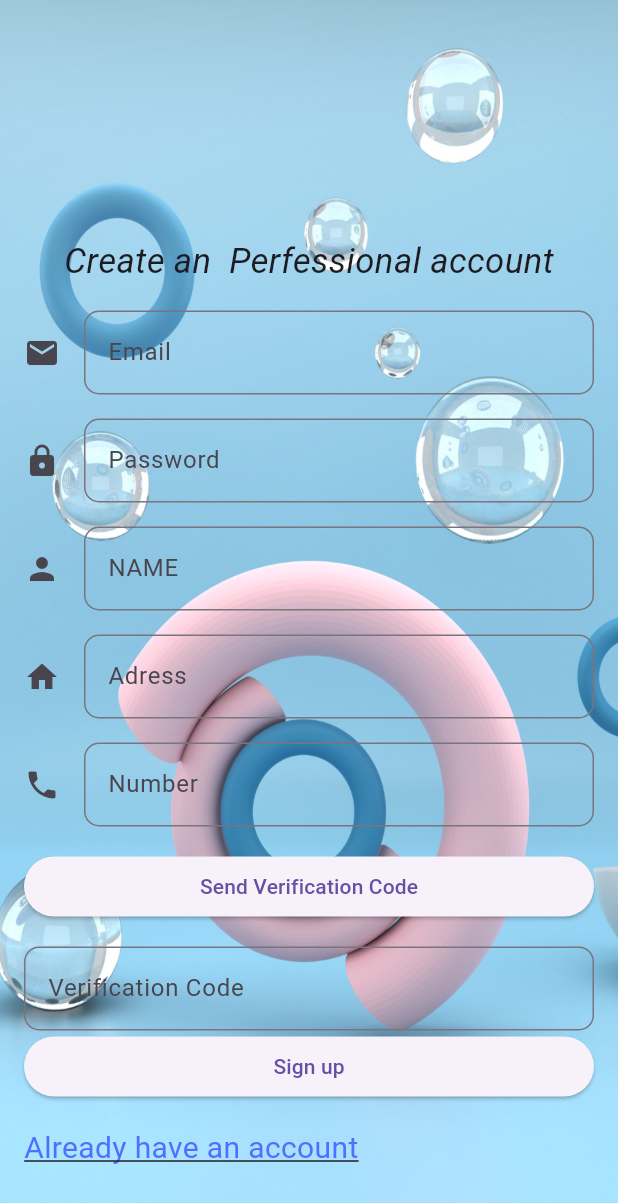
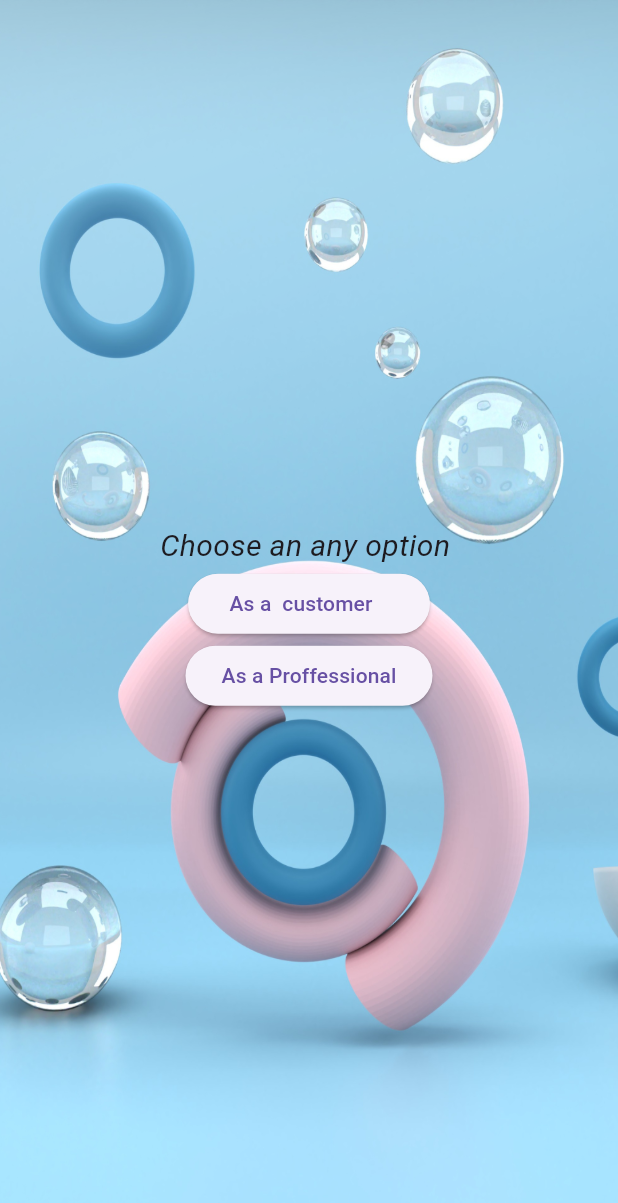
Before and after one commit to ItxAsim/chuttu, a Flutter app: the screen it shows after launch, on a phone screen of 412 x 824 dp. Shown: the top 1203 px of the screen. Run offline on Flutter 3.47's test engine with Material 3 defaults, Android fonts, the phone set to English and light mode, and no system bars; our stand-ins replace cloud_firestore, firebase_auth, firebase_core, firebase_storage, google_fonts, google_maps_flutter and 3 more; accounts and stored records are empty.

Commit message:
update main dart file use diffrent ui for web and other plateform slection page admin login page

```diff
--- a/lib/bottomnavigation.dart
+++ b/lib/bottomnavigation.dart
@@ -1,5 +1,5 @@
 
-import 'package:chuttu/admin%20console.dart';
+
 import 'package:chuttu/createPost.dart';
 import 'package:chuttu/userRagistration.dart';
 import 'package:chuttu/userprofile.dart';
--- a/lib/perfessional authentications/PerfessionalDashboard.dart
+++ b/lib/perfessional authentications/PerfessionalDashboard.dart
@@ -275,7 +275,7 @@ class _ProfessionalDashboardState extends State<ProfessionalDashboard> {
                     child: ListTile(
 
                       title: Text('Dcoument verfication'),
-                      trailing: status=='approved'?Icon(Icons.verified):Text("pending"),
+                      trailing: status=='approved'?Icon(Icons.verified ,color: Colors.blueAccent,):Text("pending"),
                     ),
                   ),
                 ),
--- a/lib/perfessional authentications/bottomNavigationPerfessional.dart
+++ b/lib/perfessional authentications/bottomNavigationPerfessional.dart
@@ -1,6 +1,6 @@
 
 import 'package:chuttu/Admin/AdminAprroval.dart';
-import 'package:chuttu/admin%20console.dart';
+
 import 'package:chuttu/createPost.dart';
 import 'package:chuttu/perfessional%20authentications/Perfessional%20Service%20Page.dart';
 import 'package:chuttu/perfessional%20authentications/PerfessionalDashboard.dart';
--- /dev/null
+++ b/lib/selctionpage.dart
@@ -0,0 +1,40 @@
+import 'package:chuttu/customer%20Authentication/login.dart';
+import 'package:chuttu/perfessional%20authentications/perLogin.dart';
+import 'package:flutter/material.dart';
+import 'package:google_fonts/google_fonts.dart';
+class Selectionpage extends StatelessWidget {
+  const Selectionpage({super.key});
+
+  @override
+  Widget build(BuildContext context) {
+    return Scaffold(
+      body:Stack(
+        children:[
+          Container(
+            decoration: BoxDecoration(
+              image: DecorationImage(
+                image: AssetImage("images/new.png"),
+                fit: BoxFit.fill, // Stretch to fill the entire screen
+              ),
+            ),
+          ),
+          Center(
+            child: Column(
+              mainAxisAlignment: MainAxisAlignment.center,
+              children: [
+                Text("Choose an any option ",style: GoogleFonts.croissantOne(
+                  fontStyle:FontStyle.italic,
+                  fontSize: 20,
+                ),),
+                ElevatedButton(onPressed: ()=>Navigator.push(context, MaterialPageRoute(builder: (context)=>LoginPage())),
+                    child: Text(" As a  customer    ")),
+                ElevatedButton(onPressed: ()=>Navigator.push(context, MaterialPageRoute(builder: (context)=>PerLoginPage())),
+                    child: Text("As a Proffessional"))
+              ],
+            ),
+          )
+        ]
+      )
+    );
+  }
+}
--- a/pubspec.yaml
+++ b/pubspec.yaml
@@ -51,6 +51,7 @@ dependencies:
   firebase_app_check: ^0.2.1+14
   provider: ^6.1.1
   permission_handler: ^11.2.0
+  cloud_firestore_web: ^3.10.5
 
 dev_dependencies:
   flutter_test:
@@ -81,6 +82,9 @@ flutter:
     - images/tap.jpg
     - images/chair.jpg
     - images/furniture.jpg
+    - images/bgcard.jpg
+    - images/webLogin.jpg
+    - images/blur.jpg
   #   - images/a_dot_ham.jpeg
 
   # An image asset can refer to one or more resolution-specific "variants", see
```
Also changed, not shown: lib/Admin/AdminLoginPage.dart (added, +131 -0 lines), lib/admin console.dart (deleted, +0 -128 lines), lib/main.dart (+9 -3 lines), images/bgcard.jpg (added), images/blur.jpg (added), images/weblogin.jpg (added), pubspec.lock.
